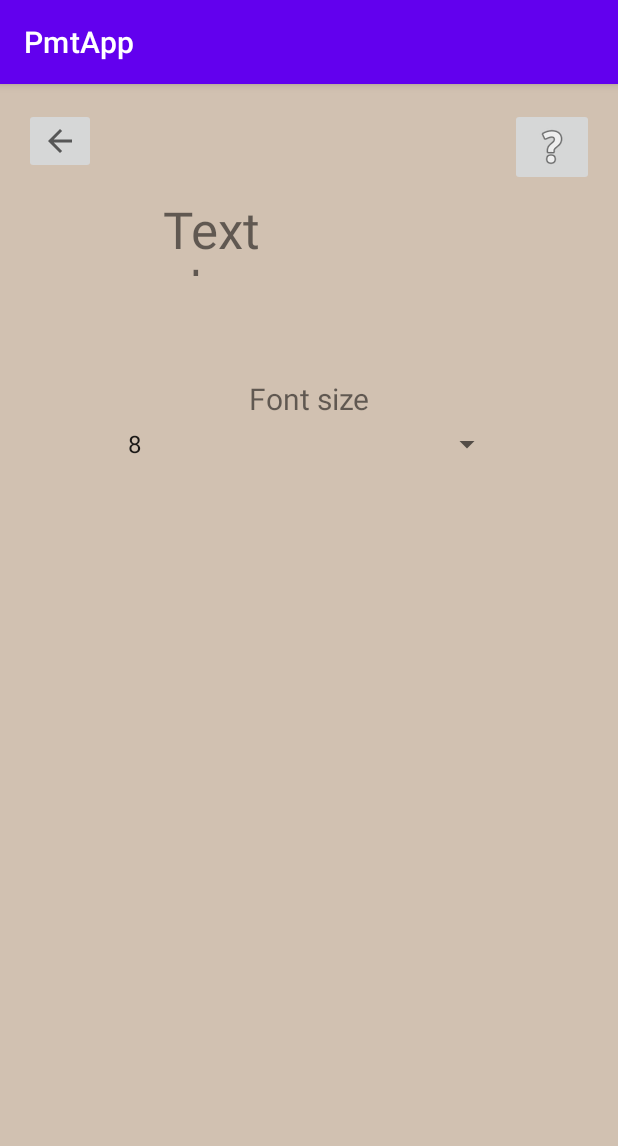
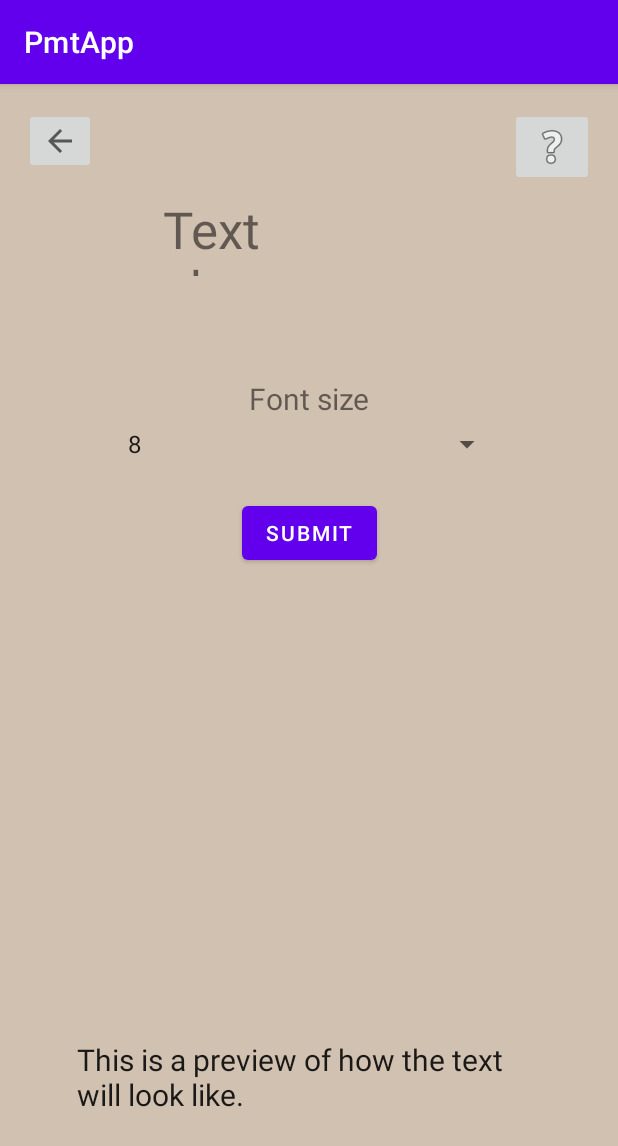
Before and after one commit to AdamBaish/PmtApp, an Android app: the MainActivity screen opened directly, with no data from a screen before it, after a tap on "TEXT", on a phone screen of 412 x 824 dp. Shown: the top 1146 px of the screen. Run offline under Robolectric (Android 15) with nearby library versions, the phone set to English and light mode, and no system bars.

Commit message:
textChange now correctly changes the text size

```diff
--- a/app/src/main/java/com/example/pmtapp/MainActivity.kt
+++ b/app/src/main/java/com/example/pmtapp/MainActivity.kt
@@ -52,13 +52,14 @@ class MainActivity : AppCompatActivity() {
         var userDetailFile = File("$filePath/$userName.txt")
         if (userDetailFile.exists()) {
             var usersDetails = userDetailFile.readLines()
+            Log.d("TAG", "$usersDetails")
             if (usersDetails.isEmpty()){return}
             var textSize = usersDetails[3]
             var textSizeFloat : Float = textSize.toFloat()
             val defultText : TextView = findViewById<TextView>(R.id.preview_text)
             defultText.textSize = textSizeFloat
         }else{
-            Log.d("TAG", "file not found")
+            Log.d("TAG", "$filePath/$userName.txt not found")
         }
     }
 }
--- a/app/src/main/java/com/example/pmtapp/TextActivity.kt
+++ b/app/src/main/java/com/example/pmtapp/TextActivity.kt
@@ -3,19 +3,27 @@ package com.example.pmtapp
 import android.content.Intent
 import androidx.appcompat.app.AppCompatActivity
 import android.os.Bundle
-import android.widget.ArrayAdapter
-import android.widget.ImageButton
-import android.widget.Spinner
+import android.util.Log
+import android.widget.*
 import androidx.core.content.ContextCompat
+import java.io.File
 
 class TextActivity : AppCompatActivity() {
     override fun onCreate(savedInstanceState: Bundle?) {
         super.onCreate(savedInstanceState)
         setContentView(R.layout.activity_text)
 
+        val extras = intent.extras
+        var user: String? = null
+
+        if (extras != null) {
+            user = extras.getString("user")
+        }
+
+
         val backButtonTextPage: ImageButton = findViewById<ImageButton>(R.id.backButtonTextPage)
         backButtonTextPage.setOnClickListener {
-            val intent = Intent(this, MainActivity::class.java).apply{}
+            val intent = Intent(this, MainActivity::class.java).apply{putExtra("user", user)}
             ContextCompat.startActivity(this, intent, null)
         }
 
@@ -29,5 +37,53 @@ class TextActivity : AppCompatActivity() {
 
             spinner.adapter = adapter
         }
+
+
+        val submitButtonText: Button = findViewById<Button>(R.id.submitButtonText)
+        submitButtonText.setOnClickListener {
+            var textSizeToEnter = spinner.selectedItem
+            val filePath: String = baseContext.filesDir.path.toString()
+            var userDetailFile = File("$filePath/$user.txt")
+            if (userDetailFile.exists()) {
+                var usersDetails = userDetailFile.readLines()
+                var userDetailsToWrite = ""
+                var count = 0
+                for (entry in usersDetails.withIndex()){
+                    if (count == 0){
+                        userDetailsToWrite += "$entry"
+                    }
+                    else if (count == 3){
+                        userDetailsToWrite += "\n${textSizeToEnter.toString()}"
+                    }
+                    else{
+                        userDetailsToWrite += "\n$entry"
+                    }
+                    count++
+                }
+                userDetailFile.writeText(userDetailsToWrite)
+                Log.d("TAGD", "$userDetailsToWrite")
+
+                val intent = Intent(this, TextActivity::class.java).apply{putExtra("user", user)}
+                ContextCompat.startActivity(this, intent, null)
+            }else{
+                Log.d("TAG", "file not found")
+            }
+        }
+
+        //spinner.onItemSelectedListener =
+        var textSizeToEnter = spinner.selectedItem
+        val filePath: String = baseContext.filesDir.path.toString()
+        var userDetailFile = File("$filePath/$user.txt")
+        if (userDetailFile.exists()) {
+            var usersDetails = userDetailFile.readLines()
+            Log.d("TAG", "$usersDetails")
+            if (usersDetails.isEmpty()){return}
+            var textSize = usersDetails[3]
+            var textSizeFloat : Float = textSize.toFloat()
+            val defultText : TextView = findViewById<TextView>(R.id.preview_text_text_changer)
+            defultText.textSize = textSizeFloat
+        }else{
+            Log.d("TAG", "file not found")
+        }
     }
 }
--- a/app/src/main/res/layout/activity_text.xml
+++ b/app/src/main/res/layout/activity_text.xml
@@ -6,6 +6,19 @@
     android:layout_height="match_parent"
     android:background="@color/backGround"
     tools:context=".TextActivity">
+
+    <TextView
+        android:id="@+id/preview_text_text_changer"
+        android:layout_width="309dp"
+        android:layout_height="54dp"
+        android:layout_marginBottom="77dp"
+        android:text="This is a preview of how the text will look like."
+        android:textAppearance="@style/TextAppearance.AppCompat.Body1"
+        android:textSize="20sp"
+        app:layout_constraintBottom_toBottomOf="parent"
+        app:layout_constraintEnd_toEndOf="parent"
+        app:layout_constraintHorizontal_bias="0.5"
+        app:layout_constraintStart_toStartOf="parent" />
 
     <ImageButton
         android:id="@+id/helpButtonTextPage"
@@ -61,4 +74,15 @@
         app:layout_constraintHorizontal_bias="0.5"
         app:layout_constraintStart_toStartOf="parent"
         app:layout_constraintTop_toBottomOf="@+id/textHeader" />
+
+    <Button
+        android:id="@+id/submitButtonText"
+        android:layout_width="wrap_content"
+        android:layout_height="wrap_content"
+        android:layout_marginTop="23dp"
+        android:text="Submit"
+        app:layout_constraintEnd_toEndOf="parent"
+        app:layout_constraintHorizontal_bias="0.5"
+        app:layout_constraintStart_toStartOf="parent"
+        app:layout_constraintTop_toBottomOf="@+id/spinner" />
 </androidx.constraintlayout.widget.ConstraintLayout>
```
Also changed, not shown: app/src/main/java/com/example/pmtapp/UserSelectionActivity.kt (+17 -21 lines).
